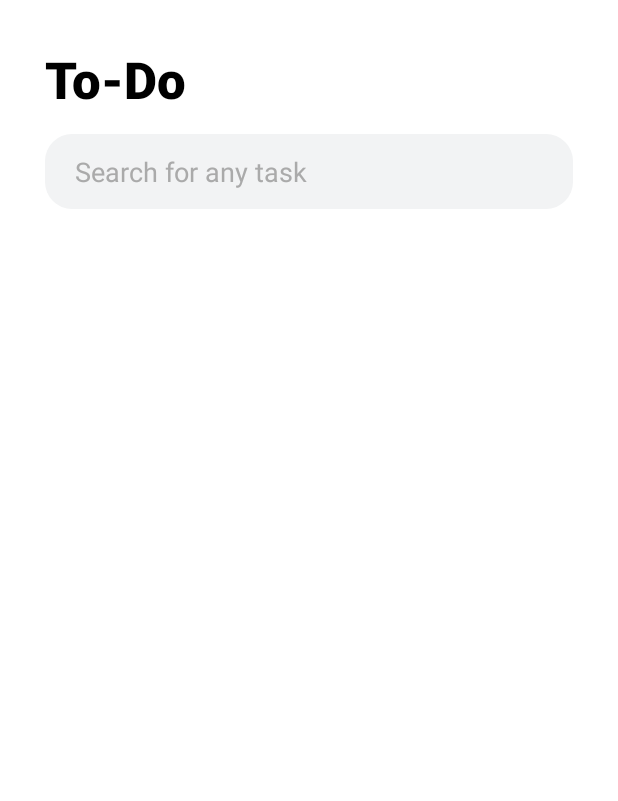
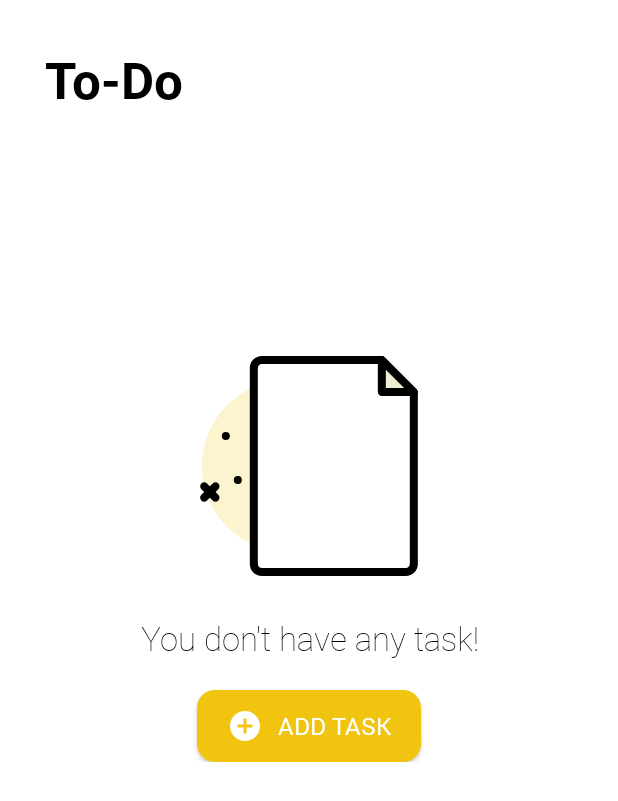
Before and after one commit to tronku/Todo, an Android app: the screen it shows after launch (MainActivity), on a phone screen of 412 x 824 dp. Shown: the top 801 px of the screen. Run offline under Robolectric (Android 15) with nearby library versions, the phone set to English and light mode, and no system bars; our stand-ins replace Room's generated code.

Commit message:
Added activities logic

```diff
--- a/app/src/main/AndroidManifest.xml
+++ b/app/src/main/AndroidManifest.xml
@@ -9,7 +9,7 @@
         android:roundIcon="@mipmap/ic_launcher_round"
         android:supportsRtl="true"
         android:theme="@style/AppTheme">
-        <activity android:name=".activities.AddTaskActivity"></activity>
+        <activity android:name=".activities.AddEditTaskActivity"></activity>
         <activity android:name=".activities.MainActivity">
             <intent-filter>
                 <action android:name="android.intent.action.MAIN" />
--- a/app/src/main/java/tronku/project/todotask/activities/MainActivity.kt
+++ b/app/src/main/java/tronku/project/todotask/activities/MainActivity.kt
@@ -1,12 +1,69 @@
 package tronku.project.todotask.activities
 
+import android.content.Intent
 import androidx.appcompat.app.AppCompatActivity
 import android.os.Bundle
+import android.view.View
+import androidx.lifecycle.Observer
+import androidx.recyclerview.widget.LinearLayoutManager
+import kotlinx.android.synthetic.main.activity_main.*
 import tronku.project.todotask.R
+import tronku.project.todotask.adapters.TasksAdapter
+import tronku.project.todotask.database.RoomDB
+import tronku.project.todotask.viewmodels.MainViewModel
+import javax.xml.transform.Source
 
 class MainActivity : AppCompatActivity() {
+
+    private val db: RoomDB by lazy { RoomDB(this) }
+    private val viewModel: MainViewModel by lazy { MainViewModel() }
+    private val adapter: TasksAdapter by lazy { TasksAdapter(this) }
+
+    enum class Action {
+        ADD,
+        UPDATE
+    }
+
     override fun onCreate(savedInstanceState: Bundle?) {
         super.onCreate(savedInstanceState)
         setContentView(R.layout.activity_main)
+
+        initialize()
+        setClickListeners()
+    }
+
+    private fun initialize() {
+        tasksRecyclerView.layoutManager = LinearLayoutManager(this, LinearLayoutManager.VERTICAL, false)
+        tasksRecyclerView.adapter = adapter
+
+        db.taskDao().getAllTasks().observe(this, Observer {
+            if (it.isNullOrEmpty()) {
+                emptyLayout.visibility = View.VISIBLE
+                loadingLayout.visibility = View.GONE
+                tasksRecyclerView.visibility = View.GONE
+                searchEditText.visibility = View.GONE
+                addFloatingBtn.hide()
+            } else {
+                emptyLayout.visibility = View.GONE
+                loadingLayout.visibility = View.GONE
+                tasksRecyclerView.visibility = View.VISIBLE
+                searchEditText.visibility = View.VISIBLE
+                addFloatingBtn.show()
+                adapter.submitList(it)
+            }
+        })
+    }
+
+    private fun setClickListeners() {
+        val addIntent = Intent(this, AddEditTaskActivity::class.java)
+        addIntent.putExtra("action", Action.ADD.ordinal)
+
+        emptyAddBtn.setOnClickListener {
+            startActivity(addIntent)
+        }
+
+        addFloatingBtn.setOnClickListener {
+            startActivity(addIntent)
+        }
     }
 }
--- a/app/src/main/java/tronku/project/todotask/adapters/TasksAdapter.kt
+++ b/app/src/main/java/tronku/project/todotask/adapters/TasksAdapter.kt
@@ -46,17 +46,17 @@ class TasksAdapter(private val context: Context) : ListAdapter<TaskModel, TasksA
             when (priority.toInt()) {
                 1 -> {
                     itemView.taskPriority.text = "HIGH"
-                    itemView.taskPriority.compoundDrawables[0].colorFilter =
+                    itemView.taskPriority.background.colorFilter =
                         PorterDuffColorFilter(context.resources.getColor(R.color.priorityHigh), PorterDuff.Mode.SRC_IN)
                 }
                 2 -> {
                     itemView.taskPriority.text = "MEDIUM"
-                    itemView.taskPriority.compoundDrawables[0].colorFilter =
+                    itemView.taskPriority.background.colorFilter =
                         PorterDuffColorFilter(context.resources.getColor(R.color.priorityMedium), PorterDuff.Mode.SRC_IN)
                 }
                 3 -> {
                     itemView.taskPriority.text = "LOW"
-                    itemView.taskPriority.compoundDrawables[0].colorFilter =
+                    itemView.taskPriority.background.colorFilter =
                         PorterDuffColorFilter(context.resources.getColor(R.color.priorityLow), PorterDuff.Mode.SRC_IN)
                 }
             }
--- a/app/src/main/java/tronku/project/todotask/database/RoomDB.kt
+++ b/app/src/main/java/tronku/project/todotask/database/RoomDB.kt
@@ -5,7 +5,7 @@ import androidx.room.Database
 import androidx.room.Room
 import androidx.room.RoomDatabase
 
-@Database(entities = [TaskModel::class], version = 1)
+@Database(entities = [TaskModel::class], version = 2)
 abstract class RoomDB : RoomDatabase() {
 
     abstract fun taskDao(): TaskDao
--- a/app/src/main/java/tronku/project/todotask/database/TaskModel.kt
+++ b/app/src/main/java/tronku/project/todotask/database/TaskModel.kt
@@ -5,7 +5,7 @@ import androidx.room.PrimaryKey
 
 @Entity(tableName = "task_table")
 data class TaskModel (
-    @PrimaryKey var id: Int,
+    @PrimaryKey(autoGenerate = true) var id: Int? = null,
     var title: String?,
     var hours: Short,
     var minutes: Short,
--- a/app/src/main/java/tronku/project/todotask/viewmodels/MainViewModel.kt
+++ b/app/src/main/java/tronku/project/todotask/viewmodels/MainViewModel.kt
@@ -7,12 +7,6 @@ import tronku.project.todotask.database.RoomDB
 import tronku.project.todotask.database.TaskModel
 
 class MainViewModel : ViewModel() {
-
-    fun addTask(db: RoomDB, task: TaskModel) {
-        viewModelScope.launch {
-            db.taskDao().insertTask(task)
-        }
-    }
 
     fun deleteTask(db: RoomDB, task: TaskModel) {
         viewModelScope.launch {
--- a/app/src/main/res/drawable/priority_bg.xml
+++ b/app/src/main/res/drawable/priority_bg.xml
@@ -3,7 +3,7 @@
     android:shape="rectangle">
 
     <solid
-        android:color="@android:color/darker_gray"/>
+        android:color="@color/darkGray"/>
 
     <corners
         android:radius="4dp"/>
--- a/app/src/main/res/drawable/radio_btn_bg.xml
+++ b/app/src/main/res/drawable/radio_btn_bg.xml
@@ -2,11 +2,11 @@
 <selector xmlns:android="http://schemas.android.com/apk/res/android">
 
     <item
-        android:state_pressed="true"
-        android:state_selected="true"
+        android:state_checked="true"
         android:drawable="@drawable/radio_btn_selected"/>
 
     <item
+        android:state_checked="false"
         android:drawable="@drawable/radio_btn_normal"/>
 
 </selector>
--- a/app/src/main/res/layout/activity_main.xml
+++ b/app/src/main/res/layout/activity_main.xml
@@ -18,7 +18,7 @@
         android:layout_marginTop="30dp"
         android:layout_marginStart="30dp"
         android:textSize="34sp"
-        android:fontFamily="sans-serif-black"
+        android:fontFamily="@font/roboto_bold"
         android:textColor="@android:color/black"/>
 
     <EditText
@@ -35,7 +35,7 @@
         android:hint="@string/search_string"
         android:paddingStart="20dp"
         android:paddingEnd="20dp"
-        android:fontFamily="sans-serif"
+        android:fontFamily="@font/roboto_thin"
         android:textColorHint="@android:color/darker_gray"
         android:textColor="@android:color/darker_gray"/>
 
@@ -74,7 +74,7 @@
             android:textAlignment="center"
             android:text="@string/no_task_text"
             app:layout_constraintTop_toBottomOf="@id/emptyIcon"
-            android:fontFamily="sans-serif-thin"
+            android:fontFamily="@font/roboto_thin"
             android:textSize="22sp"
             android:textColor="@android:color/black"/>
 
@@ -89,7 +89,7 @@
             android:drawablePadding="10dp"
             android:background="@drawable/add_btn_bg"
             android:text="@string/add_task"
-            android:fontFamily="sans-serif"
+            android:fontFamily="@font/roboto_regular"
             android:textColor="@android:color/white"
             android:textSize="16sp"
             app:layout_constraintTop_toBottomOf="@id/emptyTitle"
@@ -129,7 +129,7 @@
             android:text="Fetching your tasks..."
             android:textSize="18sp"
             android:layout_marginStart="10dp"
-            android:fontFamily="sans-serif-medium"/>
+            android:fontFamily="@font/roboto_medium"/>
 
     </androidx.constraintlayout.widget.ConstraintLayout>
 
--- a/app/src/main/res/layout/task_item_layout.xml
+++ b/app/src/main/res/layout/task_item_layout.xml
@@ -19,7 +19,7 @@
         app:layout_constraintStart_toStartOf="parent"
         android:text="10:30 PM"
         android:textColor="@android:color/darker_gray"
-        android:fontFamily="sans-serif"
+        android:fontFamily="@font/roboto_regular"
         android:textSize="16sp"/>
 
     <TextView
@@ -37,7 +37,7 @@
         android:layout_marginTop="10dp"
         android:textSize="20sp"
         android:textColor="@android:color/black"
-        android:fontFamily="sans-serif-black"/>
+        android:fontFamily="@font/roboto_bold"/>
 
     <ImageView
         android:id="@+id/taskDoneBtn"
@@ -68,7 +68,7 @@
         app:layout_constraintTop_toBottomOf="@id/taskTitle"
         app:layout_constraintStart_toEndOf="@id/taskPriority"
         android:layout_marginTop="10dp"
-        android:layout_marginStart="20dp"
+        android:layout_marginStart="14dp"
         android:text="PERSONAL"
         android:padding="10dp"
         android:textColor="@android:color/white"/>
--- a/app/src/main/res/values/colors.xml
+++ b/app/src/main/res/values/colors.xml
@@ -6,6 +6,7 @@
 
     <color name="darkYellow">#BC9808</color>
     <color name="lightGray">#F2F3F4</color>
+    <color name="darkGray">#B0B2B5</color>
 
     <color name="priorityHigh">#CB4335</color>
     <color name="priorityMedium">#F1C40F</color>
```
Also changed, not shown: app/src/main/java/tronku/project/todotask/activities/AddEditTaskActivity.kt (added, +108 -0 lines), app/src/main/java/tronku/project/todotask/activities/AddTaskActivity.kt (deleted, +0 -12 lines), app/src/main/java/tronku/project/todotask/viewmodels/AddEditViewModel.kt (added, +32 -0 lines), app/src/main/res/layout/activity_add_task.xml (+28 -12 lines), app/src/main/res/font/roboto_bold.ttf (added), app/src/main/res/font/roboto_medium.ttf (added), app/src/main/res/font/roboto_regular.ttf (added), app/src/main/res/font/roboto_thin.ttf (added).
